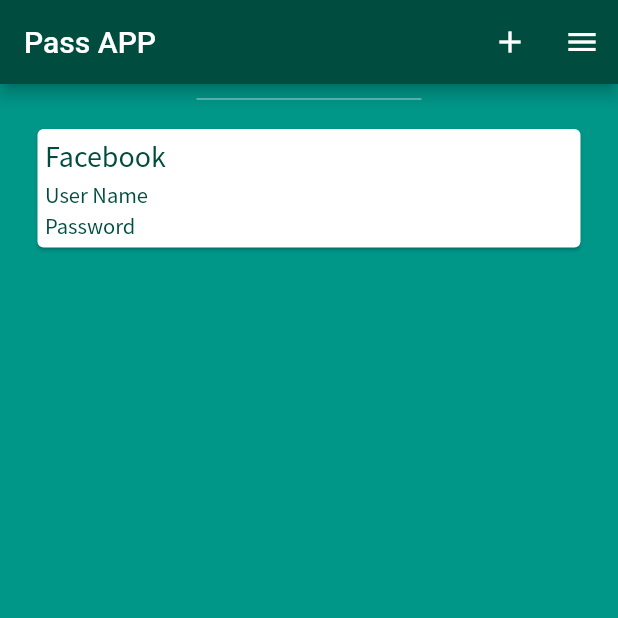
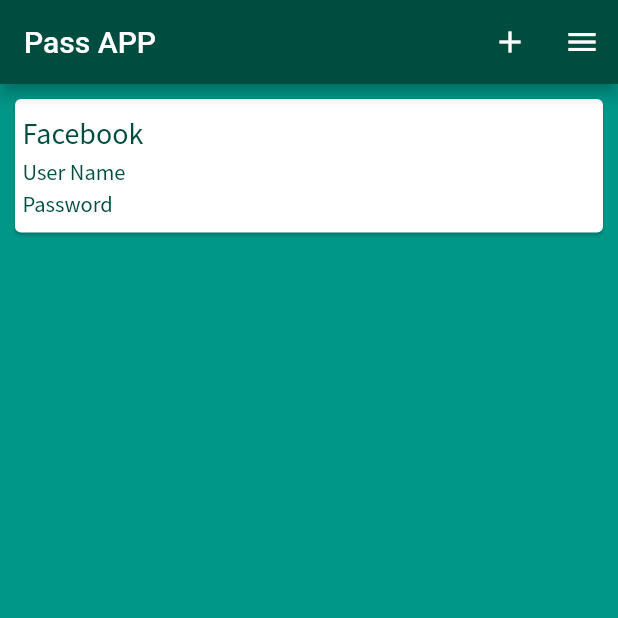
Before and after one commit to JanaKhanji/learning-flutter, a Flutter app: the screen it shows after launch, on a phone screen of 412 x 824 dp, the top half of it. Run offline on Flutter 3.47's test engine with Material 2 defaults, Android fonts, the phone set to English and light mode, and no system bars.

Commit message:
design done

```diff
--- a/lib/main.dart
+++ b/lib/main.dart
@@ -30,19 +30,19 @@ class MyApp extends StatelessWidget {
             child: Column(
           //mainAxisAlignment: MainAxisAlignment.center,
           children: <Widget>[
-            SizedBox(
+            /*SizedBox(
               height: 20.0,
               width: 150.0,
               child: Divider(
                 color: Colors.teal.shade100,
               ),
-            ),
+            ),*/
             SizedBox(
               width: 500,
               child: Card(
-                margin: EdgeInsets.symmetric(vertical: 10.0, horizontal: 25.0),
+                margin: EdgeInsets.symmetric(vertical: 10.0, horizontal: 10.0),
                 child: Padding(
-                  padding: EdgeInsets.all(5),
+                  padding: EdgeInsets.symmetric(vertical: 10.0, horizontal: 5.0),
                   child: Column(
                       crossAxisAlignment: CrossAxisAlignment.start,
                       children: <Widget>[
```
